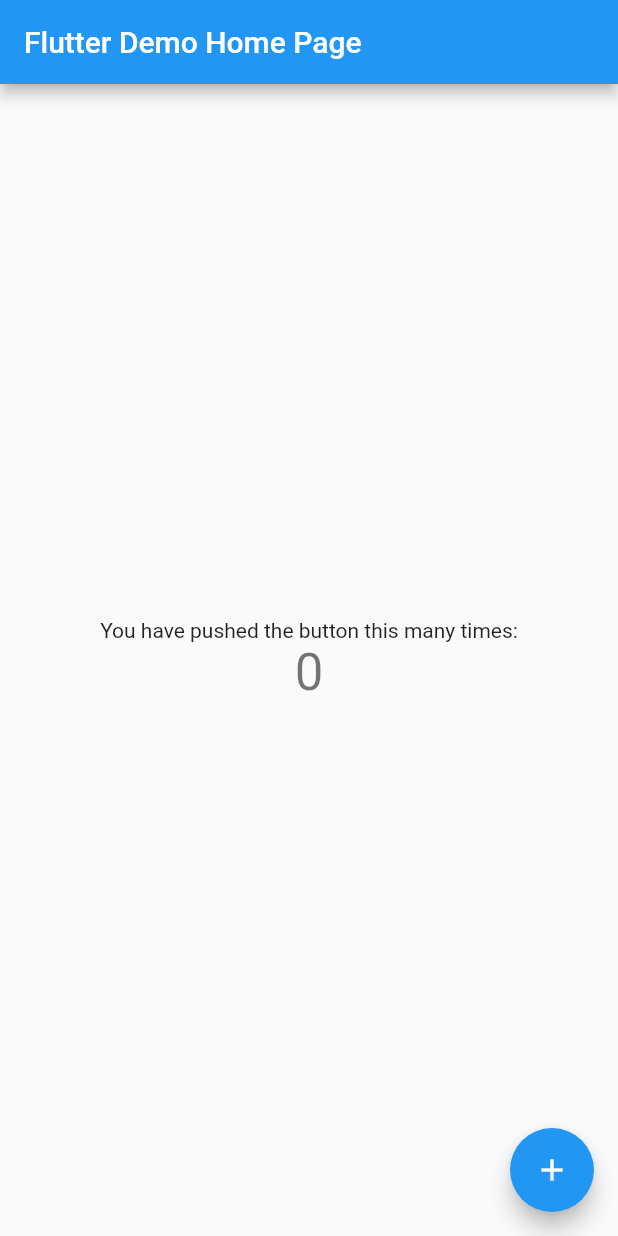
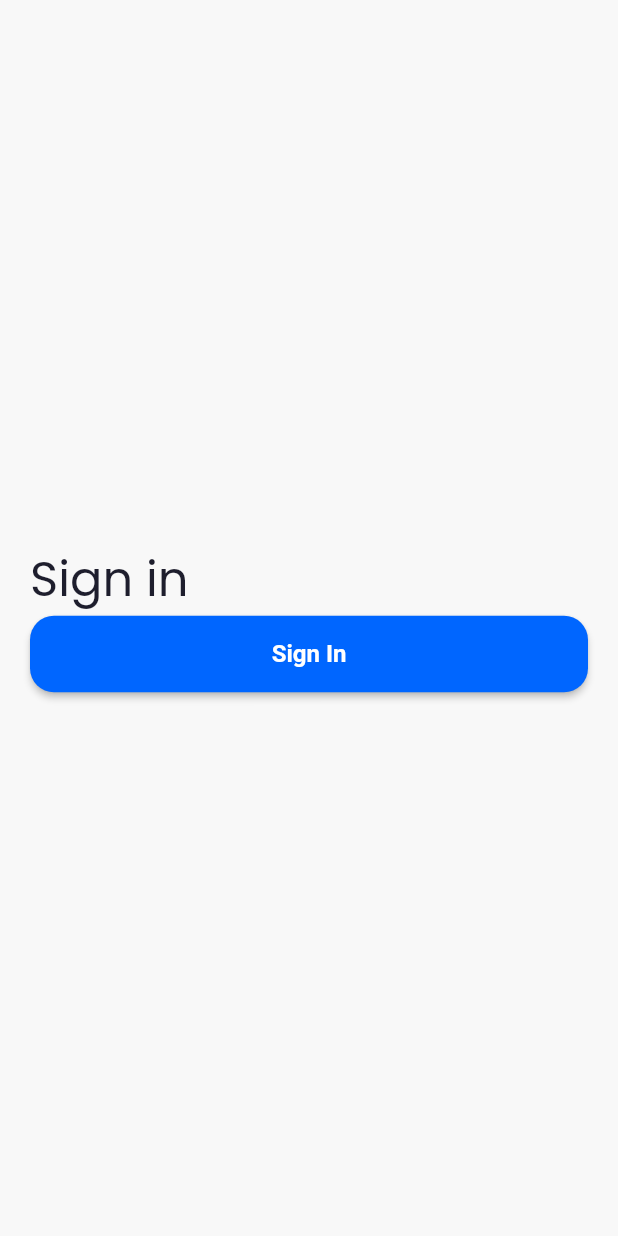
Before and after one commit to ecustodio123/bankApp, a Flutter app: the screen it shows after launch, on a phone screen of 412 x 824 dp. Run offline on Flutter 3.47's test engine with Material 2 defaults, Android fonts, the phone set to English and light mode, and no system bars; our stand-ins replace card_swiper; Roboto replaces fonts that are missing (Oxygen).

```diff
--- a/bank_app/lib/main.dart
+++ b/bank_app/lib/main.dart
@@ -1,115 +1,20 @@
 import 'package:flutter/material.dart';
+import 'package:bank_app/router/app_routes.dart';
+import 'package:bank_app/theme/app_theme.dart';
 
-void main() {
-  runApp(const MyApp());
-}
+void main() => runApp(const MyApp());
 
 class MyApp extends StatelessWidget {
   const MyApp({Key? key}) : super(key: key);
 
-  // This widget is the root of your application.
   @override
   Widget build(BuildContext context) {
     return MaterialApp(
-      title: 'Flutter Demo',
-      theme: ThemeData(
-        // This is the theme of your application.
-        //
-        // Try running your application with "flutter run". You'll see the
-        // application has a blue toolbar. Then, without quitting the app, try
-        // changing the primarySwatch below to Colors.green and then invoke
-        // "hot reload" (press "r" in the console where you ran "flutter run",
-        // or simply save your changes to "hot reload" in a Flutter IDE).
-        // Notice that the counter didn't reset back to zero; the application
-        // is not restarted.
-        primarySwatch: Colors.blue,
-      ),
-      home: const MyHomePage(title: 'Flutter Demo Home Page'),
-    );
+      debugShowCheckedModeBanner: false,
+      title: 'Tnt-Mobile',
+      initialRoute: AppRoutes.initialRoute,
+      routes: AppRoutes.getAppRoutes(),
+      theme: AppTheme.lightTheme,
+      );
   }
 }
-
-class MyHomePage extends StatefulWidget {
-  const MyHomePage({Key? key, required this.title}) : super(key: key);
-
-  // This widget is the home page of your application. It is stateful, meaning
-  // that it has a State object (defined below) that contains fields that affect
-  // how it looks.
-
-  // This class is the configuration for the state. It holds the values (in this
-  // case the title) provided by the parent (in this case the App widget) and
-  // used by the build method of the State. Fields in a Widget subclass are
-  // always marked "final".
-
-  final String title;
-
-  @override
-  State<MyHomePage> createState() => _MyHomePageState();
-}
-
-class _MyHomePageState extends State<MyHomePage> {
-  int _counter = 0;
-
-  void _incrementCounter() {
-    setState(() {
-      // This call to setState tells the Flutter framework that something has
-      // changed in this State, which causes it to rerun the build method below
-      // so that the display can reflect the updated values. If we changed
-      // _counter without calling setState(), then the build method would not be
-      // called again, and so nothing would appear to happen.
-      _counter++;
-    });
-  }
-
-  @override
-  Widget build(BuildContext context) {
-    // This method is rerun every time setState is called, for instance as done
-    // by the _incrementCounter method above.
-    //
-    // The Flutter framework has been optimized to make rerunning build methods
-    // fast, so that you can just rebuild anything that needs updating rather
-    // than having to individually change instances of widgets.
-    return Scaffold(
-      appBar: AppBar(
-        // Here we take the value from the MyHomePage object that was created by
-        // the App.build method, and use it to set our appbar title.
-        title: Text(widget.title),
-      ),
-      body: Center(
-        // Center is a layout widget. It takes a single child and positions it
-        // in the middle of the parent.
-        child: Column(
-          // Column is also a layout widget. It takes a list of children and
-          // arranges them vertically. By default, it sizes itself to fit its
-          // children horizontally, and tries to be as tall as its parent.
-          //
-          // Invoke "debug painting" (press "p" in the console, choose the
-          // "Toggle Debug Paint" action from the Flutter Inspector in Android
-          // Studio, or the "Toggle Debug Paint" command in Visual Studio Code)
-          // to see the wireframe for each widget.
-          //
-          // Column has various properties to control how it sizes itself and
-          // how it positions its children. Here we use mainAxisAlignment to
-          // center the children vertically; the main axis here is the vertical
-          // axis because Columns are vertical (the cross axis would be
-          // horizontal).
-          mainAxisAlignment: MainAxisAlignment.center,
-          children: <Widget>[
-            const Text(
-              'You have pushed the button this many times:',
-            ),
-            Text(
-              '$_counter',
-              style: Theme.of(context).textTheme.headline4,
-            ),
-          ],
-        ),
-      ),
-      floatingActionButton: FloatingActionButton(
-        onPressed: _incrementCounter,
-        tooltip: 'Increment',
-        child: const Icon(Icons.add),
-      ), // This trailing comma makes auto-formatting nicer for build methods.
-    );
-  }
-}
--- /dev/null
+++ b/bank_app/lib/router/app_routes.dart
@@ -0,0 +1,20 @@
+import 'package:bank_app/screens/screens.dart';
+import 'package:flutter/material.dart';
+
+class AppRoutes {
+  static const initialRoute = 'signin';
+
+  static Map<String, Widget Function(BuildContext)> getAppRoutes() {
+
+    Map<String, Widget Function(BuildContext)> appRoutes = {};
+    appRoutes.addAll({'welcome' : (BuildContext context) => HomeScreen()});
+    appRoutes.addAll({'signin' : (BuildContext context) => SignInScreen()});
+
+    // for (final option in menuOptions) {
+    //   appRoutes.addAll({option.route : (BuildContext context) => option.screen});
+    // }
+
+    return appRoutes;
+  }
+
+}
--- /dev/null
+++ b/bank_app/lib/screens/screens.dart
@@ -0,0 +1,2 @@
+export 'package:bank_app/screens/sign_in_scren.dart';
+export 'package:bank_app/screens/home_screen.dart';
--- /dev/null
+++ b/bank_app/lib/screens/sign_in_scren.dart
@@ -0,0 +1,33 @@
+import 'package:bank_app/theme/font_style.dart';
+import 'package:card_swiper/card_swiper.dart';
+import 'package:flutter/material.dart';
+
+class SignInScreen extends StatelessWidget {
+  @override
+  Widget build(BuildContext context) {
+    final TextTheme textTheme = Theme.of(context).textTheme;
+    final size = MediaQuery.of(context).size;
+    int selectedIndex = 0;
+    int undex = 3;
+    SwiperController _controller = SwiperController();
+
+    return Scaffold(
+      body: Padding(
+        padding: const EdgeInsets.symmetric(horizontal: 20.0),
+        child: Column(
+          mainAxisAlignment: MainAxisAlignment.center,
+          crossAxisAlignment: CrossAxisAlignment.start,
+          children: [
+            const Text(
+              'Sign in',
+              style: CustomTextStyle.heading2,
+            ),
+            SizedBox(
+                width: double.infinity,
+                child: ElevatedButton(onPressed: () {}, child: const Text('Sign In')))
+          ],
+        ),
+      ),
+    );
+  }
+}
--- /dev/null
+++ b/bank_app/lib/theme/app_theme.dart
@@ -0,0 +1,70 @@
+import 'package:flutter/material.dart';
+
+class AppTheme {
+  static const Color primary = Color(0xFF0066FF);
+  static const Color darkPrimary = Color(0XFF5D6B88);
+
+  static final ThemeData lightTheme = ThemeData.light().copyWith(
+    //Color Primario
+    primaryColor: const Color(0xFF0066FF),
+
+    //AppBar Theme
+    appBarTheme: const AppBarTheme(
+        color: Colors.transparent,
+        elevation: 0,
+        titleTextStyle: TextStyle(
+            color: Colors.black,
+            fontFamily: 'Poppins',
+            fontWeight: FontWeight.w600,
+            fontSize: 20)),
+    scaffoldBackgroundColor: const Color(0XFFF8F8F8),
+
+    // //ElevatedButton
+    elevatedButtonTheme: ElevatedButtonThemeData(
+      style: ElevatedButton.styleFrom(
+        primary: primary,
+        padding: EdgeInsets.symmetric(vertical: 16),
+        shape: RoundedRectangleBorder(
+            borderRadius: BorderRadius.circular(16.0)
+        ),
+        textStyle: const TextStyle(
+            fontSize: 16,
+            fontFamily: 'Oxygen',
+            fontWeight: FontWeight.w700
+            ),
+      ),
+    ),
+
+    // //inputDecorationTheme
+    // inputDecorationTheme: const InputDecorationTheme(
+    //   floatingLabelStyle: TextStyle(color: Colors.white),
+    //   fillColor: Colors.white,
+    //   filled: true,
+
+    //   enabledBorder: OutlineInputBorder(
+    //     borderSide: BorderSide(color: Colors.white),
+    //     borderRadius: BorderRadius.all(Radius.circular(46))
+    //   ),
+
+    //   focusedBorder: OutlineInputBorder(
+    //     borderSide: BorderSide(color: Colors.white),
+    //     borderRadius: BorderRadius.all(Radius.circular(46))
+    //   ),
+
+    //   border: OutlineInputBorder(
+    //     borderRadius: BorderRadius.all(Radius.circular(46))
+    //   ),
+
+    // ),
+
+    // scaffoldBackgroundColor: const Color(0XFFF0F2F8)
+  );
+
+  static final ThemeData darkTheme = ThemeData.dark().copyWith(
+    // Color Primario
+    primaryColor: const Color(0XFF5D6B88),
+
+    // AppBar Theme
+    appBarTheme: const AppBarTheme(color: darkPrimary, elevation: 0),
+  );
+}
--- /dev/null
+++ b/bank_app/lib/theme/font_style.dart
@@ -0,0 +1,24 @@
+import 'package:flutter/material.dart';
+
+class CustomTextStyle {
+  static const TextStyle heading2 = TextStyle(
+    fontSize: 32,
+    color: Color(0XFF1E1E2D),
+    fontWeight: FontWeight.w500,
+    fontFamily: 'Poppins'
+  );
+
+  static const TextStyle heading3 = TextStyle(
+    fontSize: 26,
+    color: Color(0XFF1E1E2D),
+    fontWeight: FontWeight.w600,
+    fontFamily: 'Poppins'
+  );
+
+  static const TextStyle subtitle4 = TextStyle(
+    fontSize: 14,
+    color: Color(0XFF7E848D),
+    fontWeight: FontWeight.w400,
+    fontFamily: 'Poppins'
+  );
+}
```
Also changed, not shown: bank_app/lib/screens/home_screen.dart (added, +141 -0 lines), bank_app/pubspec.yaml (+9 -12 lines), bank_app/fonts/Poppins-Bold.ttf (added), bank_app/fonts/Poppins-Italic.ttf (added), bank_app/fonts/Poppins-Light.ttf (added), bank_app/fonts/Poppins-Medium.ttf (added), bank_app/fonts/Poppins-Regular.ttf (added), bank_app/fonts/Poppins-Thin.ttf (added), bank_app/lib/assets/gif/loading.gif (added), bank_app/lib/assets/img/no-image.jpg (added), bank_app/lib/assets/img/welcome_one.png (added), bank_app/lib/assets/img/welcome_three.png (added), bank_app/lib/assets/img/welcome_two.png (added), bank_app/pubspec.lock.
